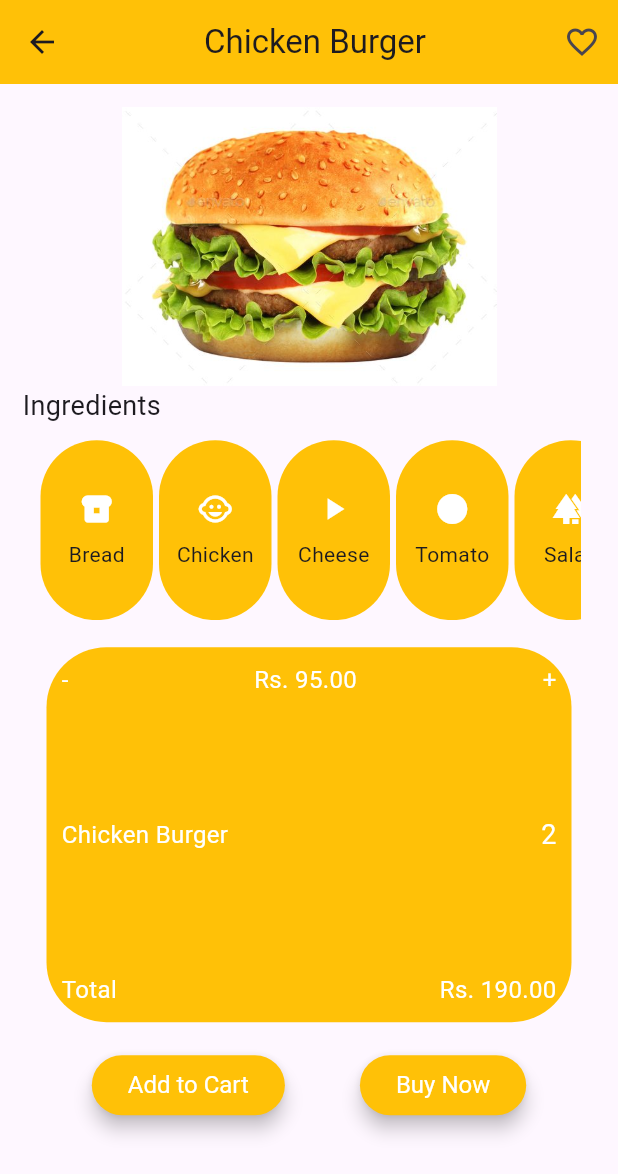
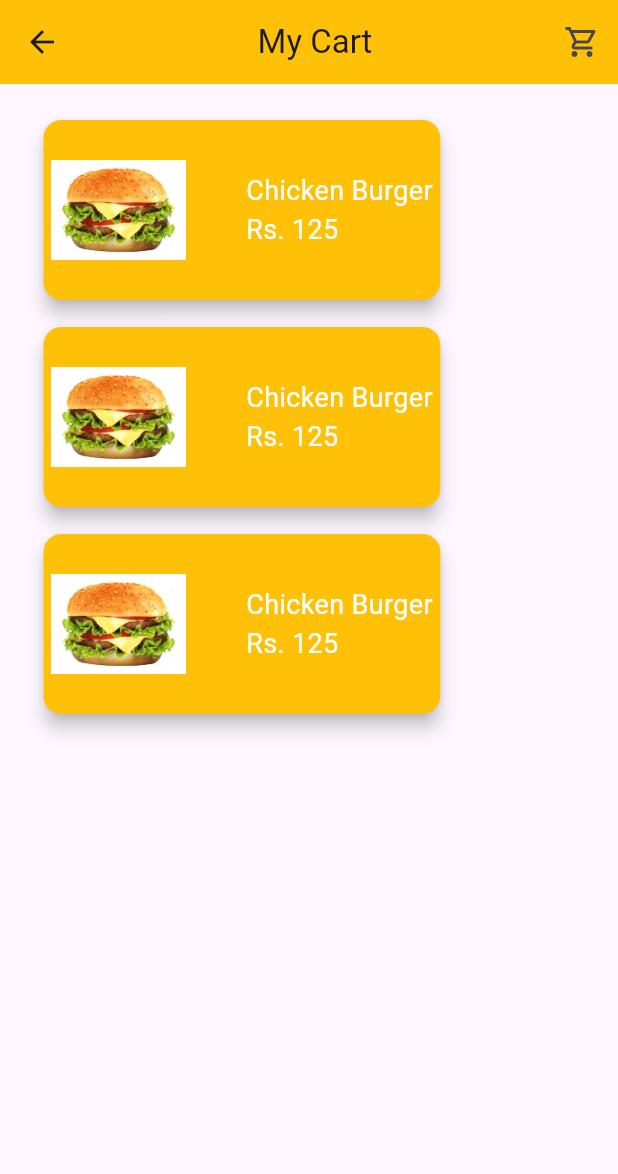
Before and after one commit to Teshan2000/Food-Delivery-App, a Flutter app: the FoodDetails screen opened directly, after a tap on "Add to Cart", on a phone screen of 412 x 824 dp. Shown: the top 1174 px of the screen. Run offline on Flutter 3.47's test engine with Material 3 defaults, Android fonts, the phone set to English and light mode, and no system bars.

Commit message:
Food Cart
Cart page was added to store ordering foods.

```diff
--- /dev/null
+++ b/food_delivery_app/lib/screens/cart.dart
@@ -0,0 +1,55 @@
+import 'package:flutter/material.dart';
+import 'package:food_delivery_app/components/foodCard.dart';
+
+class Cart extends StatelessWidget {
+  const Cart({super.key});
+
+  @override
+  Widget build(BuildContext context) {
+    return Scaffold(
+      appBar: AppBar(
+        backgroundColor: Colors.amber,
+        title: const Center(
+          child: Text(
+            'My Cart',
+          ),
+        ),
+        actions: [
+          IconButton(
+            onPressed: () {},
+            icon: const Icon(
+              Icons.shopping_cart_outlined
+            )
+          )
+        ],
+      ),
+      body: Padding(
+        padding: const EdgeInsets.symmetric(
+          horizontal: 15,
+          vertical: 15,
+        ),
+        child: SafeArea(
+          child: SingleChildScrollView(
+            child: Column(
+              mainAxisAlignment: MainAxisAlignment.start,
+              crossAxisAlignment: CrossAxisAlignment.start,
+              children: <Widget>[
+                Row(
+                    mainAxisAlignment: MainAxisAlignment.start,
+                    crossAxisAlignment: CrossAxisAlignment.start,
+                    children: <Widget>[
+                      Column(
+                        children: List.generate(3, (index) {
+                          return const FoodCard();
+                        })
+                      ),
+                    ]
+                )
+              ]
+            )
+          )
+        ),
+      ),
+    );
+  }
+}
--- a/food_delivery_app/lib/screens/foodDetails.dart
+++ b/food_delivery_app/lib/screens/foodDetails.dart
@@ -1,4 +1,5 @@
 import 'package:flutter/material.dart';
+import 'package:food_delivery_app/screens/cart.dart';
 
 class FoodDetails extends StatefulWidget {
   const FoodDetails({super.key});
@@ -9,11 +10,11 @@ class FoodDetails extends StatefulWidget {
 
 class FoodDetailsState extends State<FoodDetails> {
   List<Map<String, dynamic>> ingredients = [
-    {"icon": Icons.breakfast_dining, "name": "Bread"},
-    {"icon": Icons.child_care, "name": "Chicken"},
-    {"icon": Icons.play_arrow, "name": "Cheese"},
-    {"icon": Icons.circle, "name": "Tomato"},
-    {"icon": Icons.forest, "name": "Salad"}
+    {"image": "🥪", "name": "Bread"},
+    {"image": "🥩", "name": "Chicken"},
+    {"image": "🧀", "name": "Cheese"},
+    {"image": "🍅", "name": "Tomato"},
+    {"image": "🥬", "name": "Salad"}
   ];
 
   @override
@@ -91,13 +92,18 @@ class FoodDetailsState extends State<FoodDetails> {
                                     //   width: 60,
                                     //   height: 60,
                                     // ),
-                                    Icon(
-                                      ingredients[index]['icon'],
-                                      color: Colors.white,
+                                    Text(
+                                      ingredients[index]['image'],
+                                      style: const TextStyle(fontSize: 26),
                                     ),
+                                    // Icon(
+                                    //   ingredients[index]['icon'],
+                                    //   color: Colors.white,
+                                    // ),
                                     const SizedBox(height: 8),
                                     Text(
                                       ingredients[index]['name'],
+                                      style: const TextStyle(fontSize: 16, color: Colors.white),
                                     )
                                   ],
                                 ),
@@ -120,73 +126,92 @@ class FoodDetailsState extends State<FoodDetails> {
                   borderRadius: BorderRadius.circular(40),
                 ),
               ),
-              child: const Column(
+              child: Column(
                 mainAxisAlignment: MainAxisAlignment.spaceBetween,
                 children: <Widget>[
-                  Row(
+                  const Row(
                     mainAxisAlignment: MainAxisAlignment.spaceBetween,
                     children: <Widget>[
+                      Padding(
+                        padding: EdgeInsets.symmetric(horizontal: 15, vertical: 15),
+                        child: Row(
+                          mainAxisAlignment: MainAxisAlignment.spaceBetween,
+                          crossAxisAlignment: CrossAxisAlignment.center,
+                          children: <Widget>[
                             Text(
-                        '-',
-                        style: TextStyle(
-                          fontSize: 16,
-                          color: Colors.white
+                              'Chicken Burger',
+                              style: TextStyle(fontSize: 16, color: Colors.white),
                             ),
+                            SizedBox(
+                              width: 120,
                             ),
                             Text(
-                        'Rs. 95.00',
-                        style: TextStyle(
-                          fontSize: 16,
-                          color: Colors.white
+                              'Rs.95.00',
+                              style: TextStyle(fontSize: 16, color: Colors.white),
                             ),
-                      ),
-                      Text(
-                        '+',
-                        style: TextStyle(
-                          fontSize: 16,
-                          color: Colors.white
+                          ]
                         ),
                       ),
                     ]
                   ),
                   Row(
+                    mainAxisAlignment: MainAxisAlignment.center,
+                    children: <Widget>[
+                      Container(
+                        padding: const EdgeInsets.symmetric(horizontal: 15, vertical: 15),
+                        height: 35,
+                        width: 135,
+                        decoration: ShapeDecoration(
+                          color: const Color.fromARGB(255, 255, 255, 255),
+                          shape: RoundedRectangleBorder(
+                            borderRadius: BorderRadius.circular(40),
+                          ),
+                        ),
+                        child: const Row(
                           mainAxisAlignment: MainAxisAlignment.spaceBetween,
                           children: <Widget>[
                             Text(
-                        'Chicken Burger',
-                        style: TextStyle(
-                          fontSize: 16,
-                          color: Colors.white
+                              '-',
+                              style: TextStyle(fontSize: 16, color: Colors.black),
+                            ),
+                            SizedBox(width: 28),
+                            Text(
+                              '2',
+                              style: TextStyle(fontSize: 16, color: Colors.black),
+                            ),
+                            SizedBox(width: 28),
+                            Text(
+                              '+',
+                              style: TextStyle(fontSize: 18, color: Colors.black),
+                            )
+                          ],
                         ),
                       ),
-                      Text(
-                        '2',
-                        style: TextStyle(
-                          fontSize: 18,
-                          color: Colors.white
-                        ),
-                      )
                     ]
                   ),
-                  Row(
+                  const Row(
                     mainAxisAlignment: MainAxisAlignment.spaceBetween,
+                    children: <Widget>[
+                      Padding(
+                        padding: EdgeInsets.symmetric(horizontal: 15, vertical: 15),
+                        child: Row(
+                          mainAxisAlignment: MainAxisAlignment.spaceBetween,
+                          crossAxisAlignment: CrossAxisAlignment.center,
                           children: <Widget>[
                             Text(
                               'Total',
-                        style: TextStyle(
-                          fontSize: 16,
-                          color: Colors.white
+                              style: TextStyle(fontSize: 16, color: Colors.white),
+                            ),
+                            SizedBox(width: 180),
+                            Text(
+                              'Rs. 190.00',
+                              style: TextStyle(fontSize: 16, color: Colors.white),
+                            ),
+                          ]
                         ),
                       ),
-                      Text(
-                        'Rs. 190.00',
-                        style: TextStyle(
-                          fontSize: 16,
-                          color: Colors.white
+                    ]
                   ),
-                      )
-                    ]
-                  )
                 ],
               ),
             ),
@@ -208,7 +233,11 @@ class FoodDetailsState extends State<FoodDetails> {
                 //     fontSize: 18,
                 //   )
                 // ),
-                onPressed: () {},
+                onPressed: () {
+                  Navigator.push(context, MaterialPageRoute(
+                    builder: (context) => const Cart(),
+                  ),);
+                },
                 child: const Text(
                   'Add to Cart',
                   style: TextStyle(color: Colors.white),
```
Lines whose indentation alone changed are shown as unchanged.
